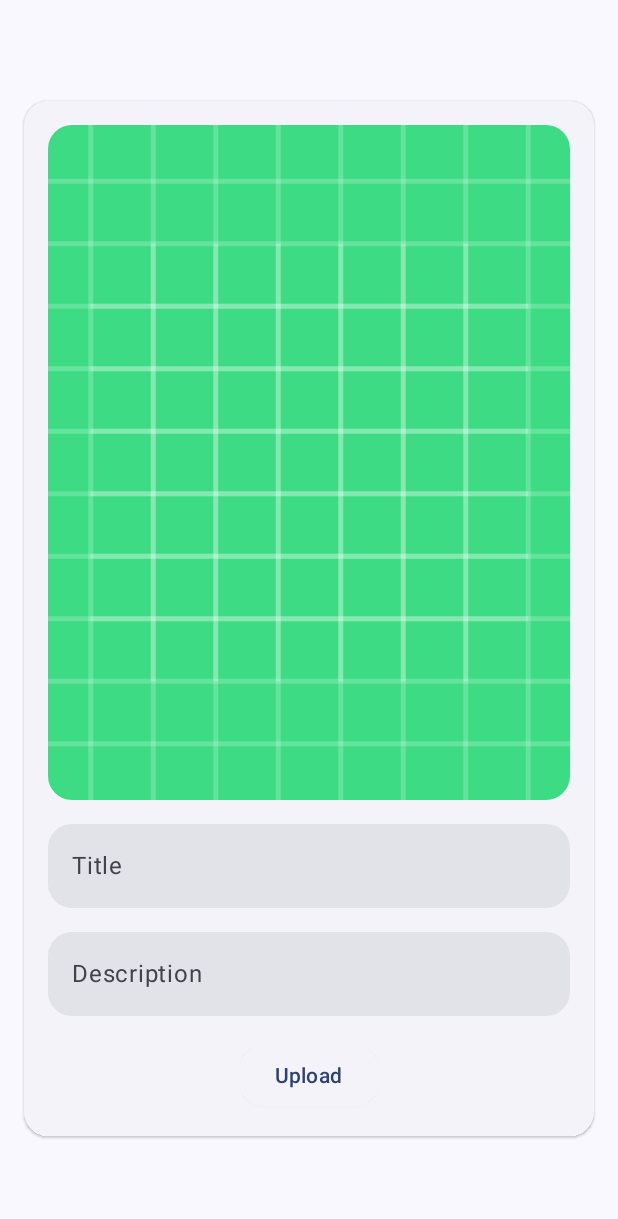
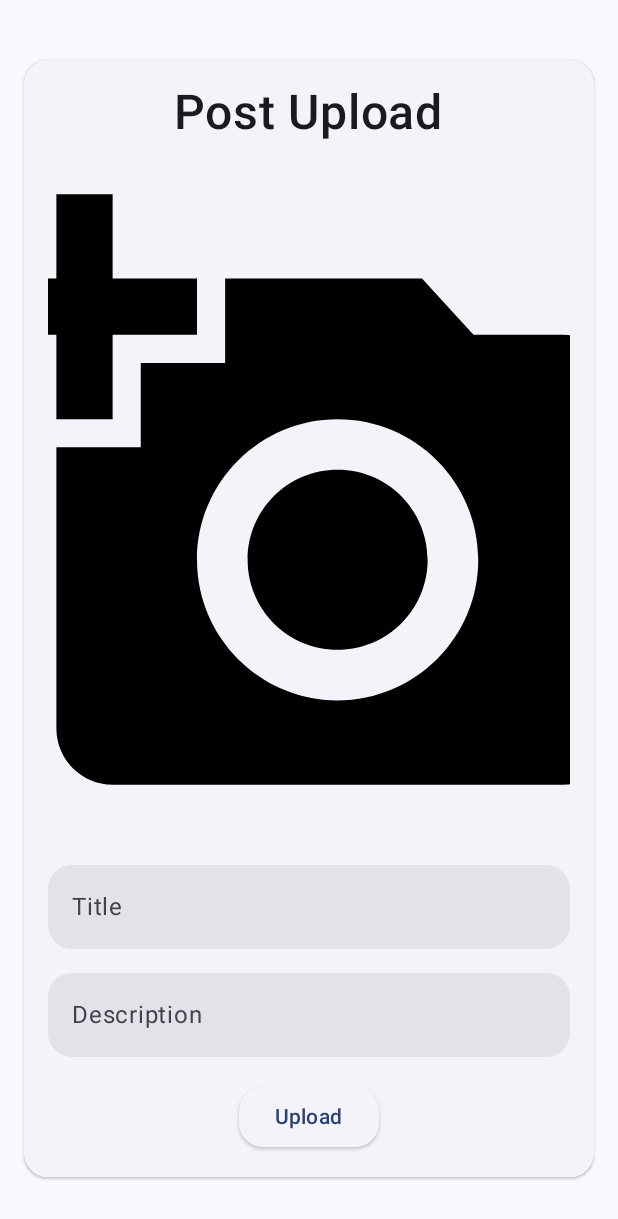
Before and after one commit to Exception0-0/Alumni, an Android app built with Jetpack Compose: the PostUploadScreen screen opened through its navigation route, on a phone screen of 412 x 824 dp. Shown: the top 1219 px of the screen. Run offline under Robolectric (Android 15) with nearby library versions, the phone set to English and light mode, and no system bars; our stand-ins replace Dagger/Hilt's generated code, Firebase (no records; nobody signed in at launch, a user with empty details on screens opened directly); 1 statement that could not run was skipped.

Commit message:
some fixups

```diff
--- a/app/src/main/java/dev/than0s/aluminium/core/composable/AluminiumAsyncImage.kt
+++ b/app/src/main/java/dev/than0s/aluminium/core/composable/AluminiumAsyncImage.kt
@@ -49,8 +49,8 @@ sealed class AluminiumAsyncImageSettings(
 
     data object PostImage : AluminiumAsyncImageSettings(
         contentDescription = "post image",
-        placeholder = R.drawable.ic_launcher_background,
-        error = R.drawable.ic_launcher_background,
+        placeholder = R.drawable.baseline_add_a_photo_24,
+        error = R.drawable.baseline_add_a_photo_24,
     )
 
     data object CoverImage : AluminiumAsyncImageSettings(
--- a/app/src/main/java/dev/than0s/aluminium/features/post/presentation/screens/post_upload/PostUploadScreen.kt
+++ b/app/src/main/java/dev/than0s/aluminium/features/post/presentation/screens/post_upload/PostUploadScreen.kt
@@ -17,6 +17,7 @@ import androidx.compose.runtime.getValue
 import androidx.compose.runtime.mutableStateOf
 import androidx.compose.runtime.saveable.rememberSaveable
 import androidx.compose.runtime.setValue
+import androidx.compose.ui.Alignment
 import androidx.compose.ui.Alignment.Companion.CenterHorizontally
 import androidx.compose.ui.Modifier
 import androidx.compose.ui.layout.ContentScale
@@ -31,6 +32,7 @@ import dev.than0s.aluminium.core.composable.AluminiumAsyncImageSettings
 import dev.than0s.aluminium.core.composable.AluminiumLoadingElevatedButton
 import dev.than0s.aluminium.core.composable.AluminiumElevatedCard
 import dev.than0s.aluminium.core.composable.AluminiumTextField
+import dev.than0s.aluminium.core.composable.AluminiumTitleText
 import dev.than0s.aluminium.core.composable.PostImageModifier
 import dev.than0s.aluminium.features.post.domain.data_class.Post
 import dev.than0s.aluminium.ui.spacing
@@ -73,9 +75,13 @@ private fun PostUploadScreenContent(
             modifier = Modifier.padding(MaterialTheme.spacing.medium)
         ) {
             Column(
+                horizontalAlignment = CenterHorizontally,
                 verticalArrangement = Arrangement.spacedBy(MaterialTheme.spacing.medium),
                 modifier = Modifier.padding(MaterialTheme.spacing.medium)
             ) {
+                AluminiumTitleText(
+                    title = "Post Upload"
+                )
                 AluminiumAsyncImage(
                     model = post.file,
                     settings = AluminiumAsyncImageSettings.PostImage,
--- /dev/null
+++ b/app/src/main/res/drawable/baseline_add_a_photo_24.xml
@@ -0,0 +1,5 @@
+<vector xmlns:android="http://schemas.android.com/apk/res/android" android:autoMirrored="true" android:height="12dp" android:tint="#000000" android:viewportHeight="24" android:viewportWidth="24" android:width="12dp">
+
+    <path android:fillColor="@android:color/white" android:pathData="M3,4V1h2v3h3v2H5v3H3V6H0V4H3zM6,10V7h3V4h7l1.83,2H21c1.1,0 2,0.9 2,2v12c0,1.1 -0.9,2 -2,2H5c-1.1,0 -2,-0.9 -2,-2V10H6zM13,19c2.76,0 5,-2.24 5,-5s-2.24,-5 -5,-5s-5,2.24 -5,5S10.24,19 13,19zM9.8,14c0,1.77 1.43,3.2 3.2,3.2s3.2,-1.43 3.2,-3.2s-1.43,-3.2 -3.2,-3.2S9.8,12.23 9.8,14z"/>
+
+</vector>
--- /dev/null
+++ b/app/src/main/res/drawable/image_icon.xml
@@ -0,0 +1,5 @@
+<vector xmlns:android="http://schemas.android.com/apk/res/android" android:autoMirrored="true" android:height="24dp" android:viewportHeight="960" android:viewportWidth="960" android:width="24dp">
+
+    <path android:fillColor="#e8eaed" android:pathData="M200,840q-33,0 -56.5,-23.5T120,760v-560q0,-33 23.5,-56.5T200,120h560q33,0 56.5,23.5T840,200v560q0,33 -23.5,56.5T760,840L200,840ZM200,760h560v-560L200,200v560ZM240,680h480L570,480 450,640l-90,-120 -120,160ZM200,760v-560,560Z"/>
+
+</vector>
```
